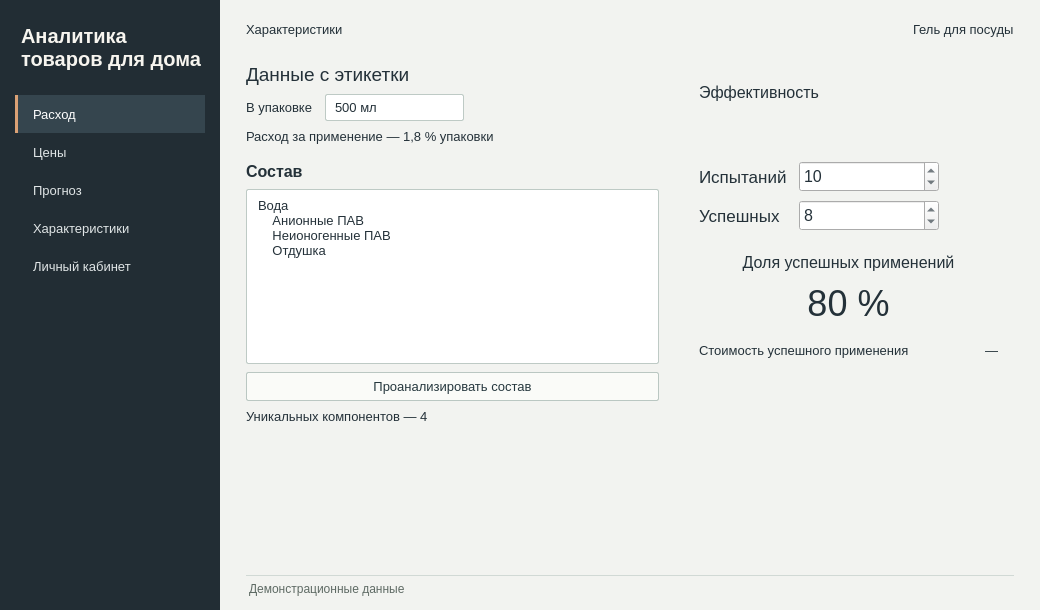
Joe6355/_Analytics-for-household-goods, file household_goods.ui: the form before one commit.
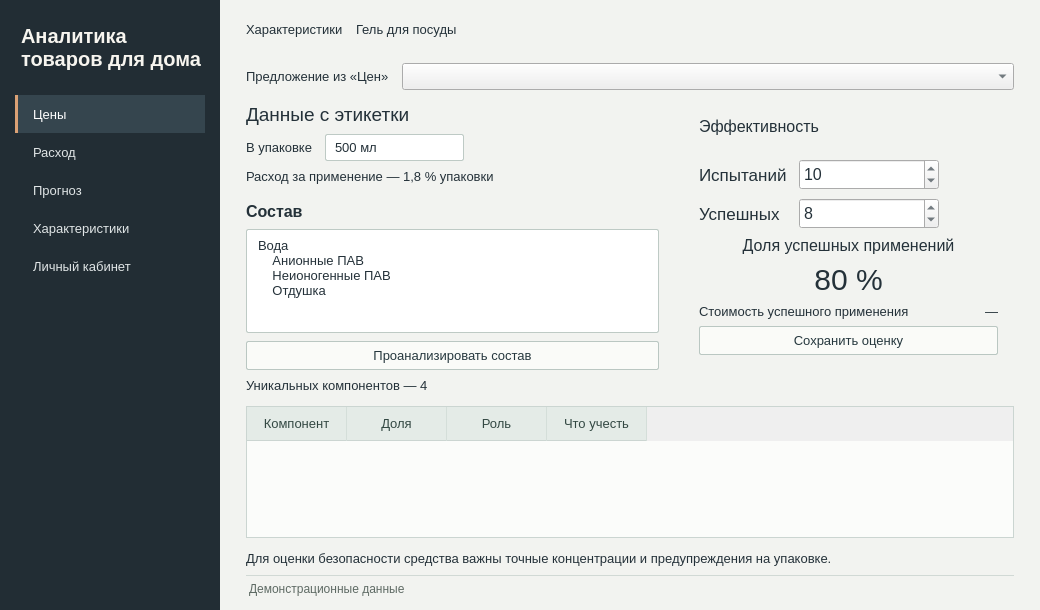
The form after the commit. The open tabs and pages were chosen to show the change. Icons and pictures are not drawn.

What changed in the file:
```diff
--- a/household_goods.ui
+++ b/household_goods.ui
@@ -145,6 +145,10 @@
     padding-left: 7px;
     padding-right: 7px;
 }
+QTableWidget::item:selected {
+    background: #dbe9e5;
+    color: #24383d;
+}
 QHeaderView::section {
     background: #e4ebe7;
     color: #334843;
@@ -261,16 +265,16 @@
            <property name="currentRow">
             <number>0</number>
            </property>
-           <item>
-            <property name="text">
-             <string>Расход</string>
-            </property>
-           </item>
            <item>
             <property name="text">
              <string>Цены</string>
             </property>
            </item>
+           <item>
+            <property name="text">
+             <string>Расход</string>
+            </property>
+           </item>
            <item>
             <property name="text">
              <string>Прогноз</string>
@@ -1729,7 +1733,7 @@
             </layout>
            </widget>
            <widget class="QWidget" name="characteristicsPage">
-            <layout class="QVBoxLayout" name="characteristicsPageLayout" stretch="0,0,0,1">
+            <layout class="QVBoxLayout" name="characteristicsPageLayout" stretch="0,0,0,0,1,0">
              <property name="spacing">
               <number>13</number>
              </property>
@@ -1746,7 +1750,7 @@
               <number>0</number>
              </property>
              <item>
-              <layout class="QHBoxLayout" name="characteristicsHeading" stretch="1,0">
+              <layout class="QHBoxLayout" name="characteristicsHeading" stretch="0,1">
                <item>
                 <widget class="QLabel" name="characteristicsTitle">
                  <property name="text">
@@ -1762,6 +1766,9 @@
                  <property name="text">
                   <string>Гель для посуды</string>
                  </property>
+                 <property name="wordWrap">
+                 <bool>true</bool>
+                 </property>
                  <property name="role" stdset="0">
                   <string>muted</string>
                  </property>
@@ -1779,6 +1786,30 @@
                </property>
               </widget>
              </item>
+             <item>
+              <layout class="QHBoxLayout" name="characteristicsOfferSelection" stretch="0,1">
+               <item>
+                <widget class="QLabel" name="characteristicsOfferLabel">
+                 <property name="text">
+                  <string>Предложение из «Цен»</string>
+                 </property>
+                 <property name="buddy">
+                  <cstring>characteristicsOfferSelector</cstring>
+                 </property>
+                </widget>
+               </item>
+               <item>
+                <widget class="QComboBox" name="characteristicsOfferSelector">
+                 <property name="sizeAdjustPolicy">
+                  <enum>QComboBox::AdjustToMinimumContentsLengthWithIcon</enum>
+                 </property>
+                 <property name="minimumContentsLength">
+                  <number>22</number>
+                 </property>
+                </widget>
+               </item>
+              </layout>
+             </item>
              <item>
               <layout class="QHBoxLayout" name="characteristicsColumns" stretch="5,4">
                <property name="spacing">
@@ -1879,13 +1910,13 @@
                    <property name="minimumSize">
                     <size>
                      <width>0</width>
-                     <height>106</height>
+                     <height>66</height>
                     </size>
                    </property>
                    <property name="maximumSize">
                     <size>
                      <width>16777215</width>
-                     <height>175</height>
+                     <height>108</height>
                     </size>
                    </property>
                    <property name="tabChangesFocus">
@@ -1934,9 +1965,9 @@
                    <property name="role" stdset="0">
                     <string>sheet</string>
                    </property>
-                   <layout class="QVBoxLayout" name="effectivenessLayout" stretch="0,0,0,0,0,0,0">
+                   <layout class="QVBoxLayout" name="effectivenessLayout">
                     <property name="spacing">
-                     <number>11</number>
+                     <number>7</number>
                     </property>
                     <property name="leftMargin">
                      <number>16</number>
@@ -2075,7 +2106,7 @@
                     <item alignment="Qt::AlignTop">
                      <widget class="QLabel" name="effectivenessValue">
                       <property name="styleSheet">
-                       <string notr="true">font-size: 36px;</string>
+                       <string notr="true">font-size: 30px;</string>
                       </property>
                       <property name="text">
                        <string>80 %</string>
@@ -2112,6 +2143,13 @@
                       </item>
                      </layout>
                     </item>
+                    <item>
+                     <widget class="QPushButton" name="saveEffectivenessButton">
+                      <property name="text">
+                       <string>Сохранить оценку</string>
+                      </property>
+                     </widget>
+                    </item>
                     <item>
                      <widget class="QLabel" name="effectivenessError">
                       <property name="wordWrap">
@@ -2130,20 +2168,63 @@
               </layout>
              </item>
              <item>
-              <spacer name="compositionSpacer">
-               <property name="orientation">
-                <enum>Qt::Vertical</enum>
-               </property>
-               <property name="sizeType">
-                <enum>QSizePolicy::Expanding</enum>
-               </property>
-               <property name="sizeHint" stdset="0">
+              <widget class="QTableWidget" name="compositionTable">
+               <property name="minimumSize">
                 <size>
                  <width>0</width>
-                 <height>8</height>
+                 <height>132</height>
                 </size>
                </property>
-              </spacer>
+               <property name="accessibleName">
+                <string>Результат анализа состава</string>
+               </property>
+               <property name="editTriggers">
+                <set>QAbstractItemView::NoEditTriggers</set>
+               </property>
+               <property name="selectionMode">
+                <enum>QAbstractItemView::SingleSelection</enum>
+               </property>
+               <property name="selectionBehavior">
+                <enum>QAbstractItemView::SelectRows</enum>
+               </property>
+               <property name="alternatingRowColors">
+                <bool>true</bool>
+               </property>
+               <property name="wordWrap">
+                <bool>true</bool>
+               </property>
+               <property name="textElideMode">
+                <enum>Qt::ElideNone</enum>
+               </property>
+               <attribute name="verticalHeaderVisible">
+                <bool>false</bool>
+               </attribute>
+               <column>
+                <property name="text"><string>Компонент</string></property>
+               </column>
+               <column>
+                <property name="text"><string>Доля</string></property>
+               </column>
+               <column>
+                <property name="text"><string>Роль</string></property>
+               </column>
+               <column>
+                <property name="text"><string>Что учесть</string></property>
+               </column>
+              </widget>
+             </item>
+             <item>
+              <widget class="QLabel" name="compositionNotice">
+               <property name="text">
+                <string>Для оценки безопасности средства важны точные концентрации и предупреждения на упаковке.</string>
+               </property>
+               <property name="wordWrap">
+                <bool>true</bool>
+               </property>
+               <property name="role" stdset="0">
+                <string>muted</string>
+               </property>
+              </widget>
              </item>
             </layout>
            </widget>
```
Left out of the diff: 936 changed lines with no effect on the pictures.
